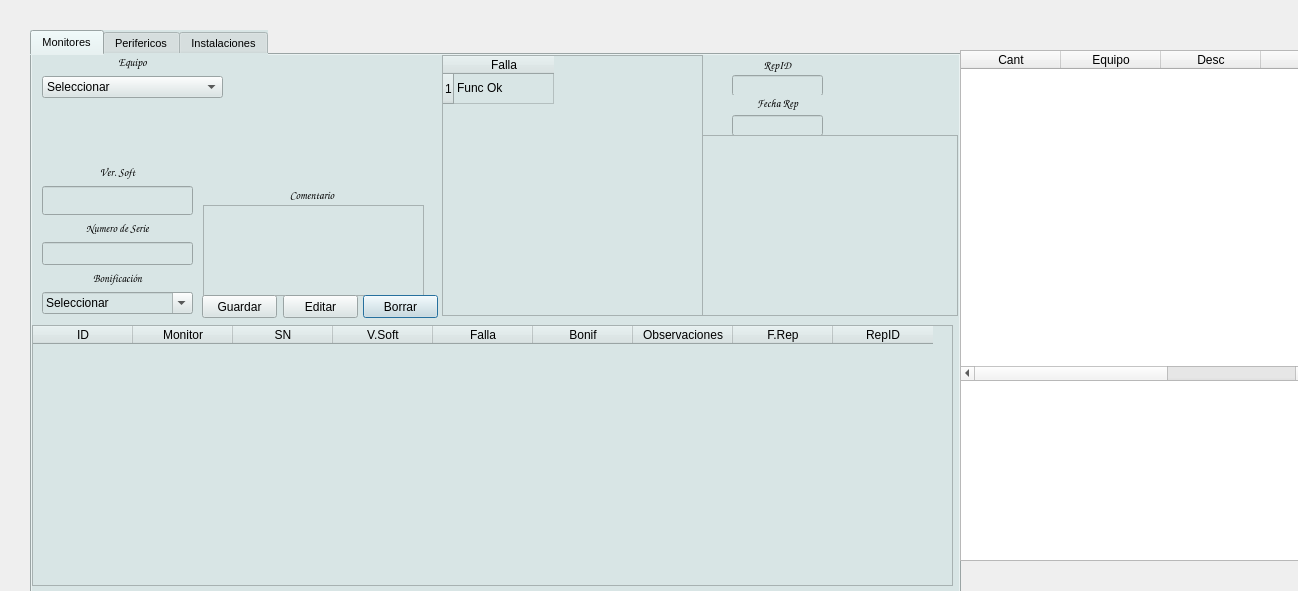
Above: reparaciones.ui from Matias2178/Sistema_Postventa before the change. Below: the same form after it.
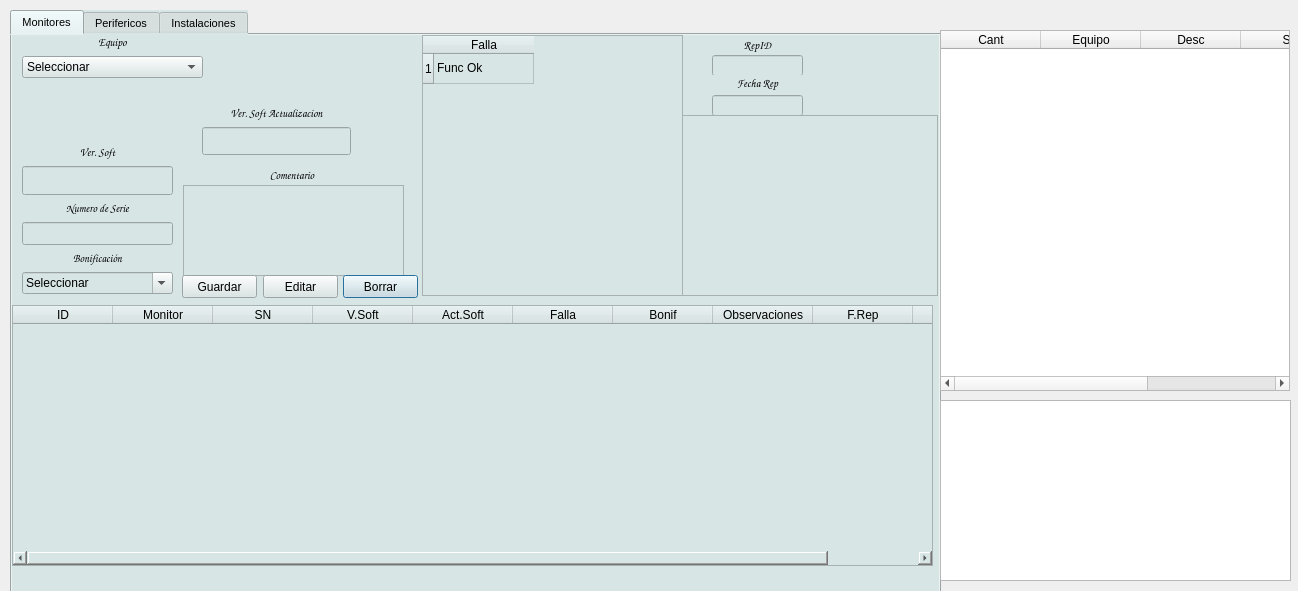
That is the form after the change. The open tabs and pages were chosen to show the change. Icons and pictures are not drawn.

Diff of the .ui file:
```diff
--- a/reparaciones.ui
+++ b/reparaciones.ui
@@ -16,8 +16,8 @@
   <widget class="QTabWidget" name="tabWidget">
    <property name="geometry">
     <rect>
-     <x>30</x>
-     <y>30</y>
+     <x>10</x>
+     <y>10</y>
      <width>931</width>
      <height>591</height>
     </rect>
@@ -198,6 +198,11 @@
        <string>V.Soft</string>
       </property>
      </column>
+     <column>
+      <property name="text">
+       <string>Act.Soft</string>
+      </property>
+     </column>
      <column>
       <property name="text">
        <string>Falla</string>
@@ -592,6 +597,60 @@
       </rect>
      </property>
     </widget>
+    <widget class="QLineEdit" name="MON_ACTSOFT">
+     <property name="geometry">
+      <rect>
+       <x>190</x>
+       <y>92</y>
+       <width>149</width>
+       <height>28</height>
+      </rect>
+     </property>
+     <property name="font">
+      <font>
+       <family>Times New Roman</family>
+       <pointsize>14</pointsize>
+       <weight>75</weight>
+       <bold>true</bold>
+      </font>
+     </property>
+     <property name="contextMenuPolicy">
+      <enum>Qt::DefaultContextMenu</enum>
+     </property>
+     <property name="layoutDirection">
+      <enum>Qt::LeftToRight</enum>
+     </property>
+     <property name="text">
+      <string/>
+     </property>
+     <property name="alignment">
+      <set>Qt::AlignCenter</set>
+     </property>
+    </widget>
+    <widget class="QLabel" name="label_37">
+     <property name="geometry">
+      <rect>
+       <x>190</x>
+       <y>70</y>
+       <width>149</width>
+       <height>16</height>
+      </rect>
+     </property>
+     <property name="font">
+      <font>
+       <family>Comic Sans MS</family>
+       <pointsize>8</pointsize>
+       <weight>75</weight>
+       <bold>true</bold>
+      </font>
+     </property>
+     <property name="text">
+      <string>Ver. Soft Actualizacion</string>
+     </property>
+     <property name="alignment">
+      <set>Qt::AlignCenter</set>
+     </property>
+    </widget>
     <zorder>layoutWidget</zorder>
     <zorder>MON_COM</zorder>
     <zorder>label_9</zorder>
@@ -5145,10 +5204,10 @@
   <widget class="QTableWidget" name="RepTrabajo">
    <property name="geometry">
     <rect>
-     <x>960</x>
-     <y>50</y>
+     <x>940</x>
+     <y>30</y>
      <width>350</width>
-     <height>331</height>
+     <height>361</height>
     </rect>
    </property>
    <property name="styleSheet">
@@ -5189,8 +5248,8 @@
    </property>
    <property name="geometry">
     <rect>
-     <x>960</x>
-     <y>380</y>
+     <x>940</x>
+     <y>400</y>
      <width>351</width>
      <height>181</height>
     </rect>
```
Left out of the diff: 64 changed lines with no effect on the pictures.
